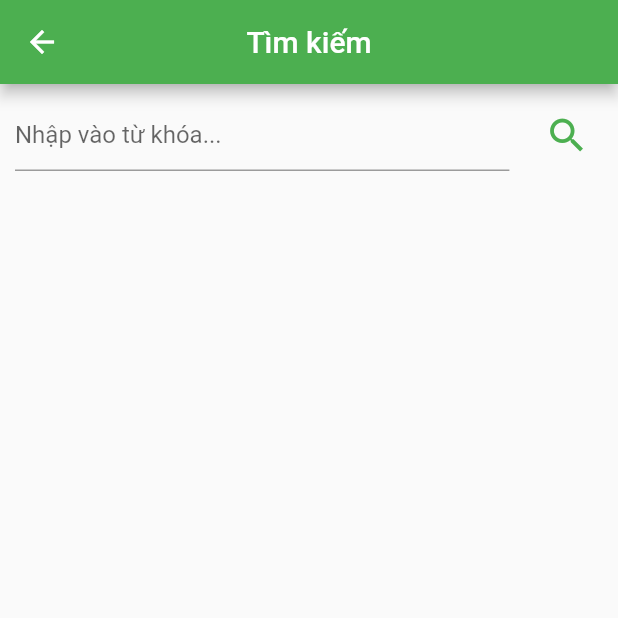
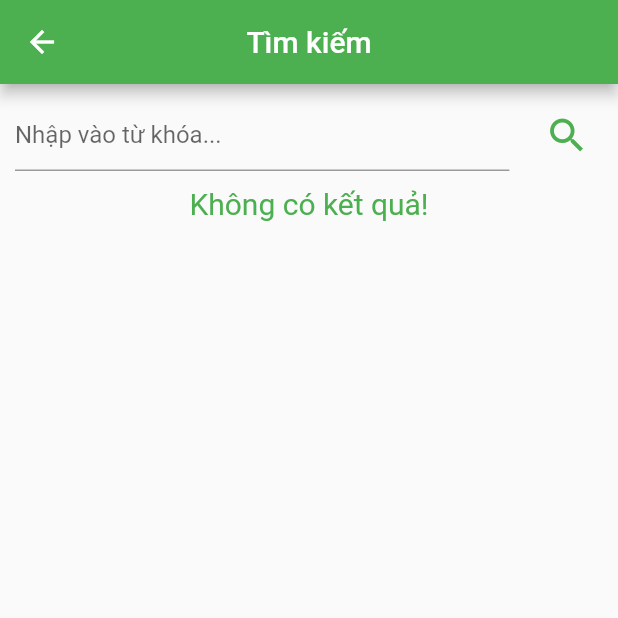
Before and after one commit to quangkaboi2323/EnjoyTheMoment, a Flutter app: the Search screen opened directly, after a tap on the "search" icon, on a phone screen of 412 x 824 dp, the top half of it. Run offline on Flutter 3.47's test engine with Material 2 defaults, Android fonts, the phone set to English and light mode, and no system bars; our stand-ins replace flutter_rating_bar, flutter_slidable, fluttertoast; network calls fail.

Commit message:
finish app 2

```diff
--- a/lib/views/checkout/checkout.dart
+++ b/lib/views/checkout/checkout.dart
@@ -137,7 +137,7 @@ class _CheckoutState extends State<Checkout> {
                                 bottomLeft: Radius.circular(20)),
                             child: Image.network(
                               widget.tour.hinhanh != ''
-                                  ? widget.tour.hinhanh
+                                  ? IMG_DIR + widget.tour.hinhanh
                                   : 'https://encrypted-tbn0.gstatic.com/images?q=tbn:ANd9GcRd8nqr6w_qWXwZz5tQlz4Wf2qyYdBYRLHXYQ&usqp=CAU',
                               height: 100,
                               width: 110,
@@ -201,7 +201,8 @@ class _CheckoutState extends State<Checkout> {
                                 mainAxisAlignment: MainAxisAlignment.center,
                                 children: [
                                   Text(
-                                    '4.3',
+                                    double.parse(widget.tour.danhgia)
+                                        .toString(),
                                     style: TextStyle(
                                         fontWeight: FontWeight.w700,
                                         color: Colors.white,
--- a/lib/views/detail_tour/detail.tour.dart
+++ b/lib/views/detail_tour/detail.tour.dart
@@ -4,6 +4,7 @@ import 'package:ejm/model/tours.dart';
 import 'package:ejm/model/vehicle.dart';
 import 'package:ejm/network/network_vehicle.dart';
 import 'package:ejm/share/share.dart';
+import 'package:ejm/share/url_api.dart';
 import 'package:ejm/share/valid.dart';
 import 'package:ejm/views/checkout/checkout.dart';
 import 'package:ejm/views/home/places.dart';
@@ -40,7 +41,7 @@ class _DetailTourState extends State<DetailTour> {
 
   void getFavorite() async {
     final response = await http.get(Uri.parse(
-        'http://10.0.2.2/api/favorite/get.php?username=' +
+        'https://quanlitourejm.000webhostapp.com/api/favorite/get.php?username=' +
             EMAIL +
             '&matour=' +
             widget.tour.matour));
@@ -103,7 +104,7 @@ class _DetailTourState extends State<DetailTour> {
                 children: [
                   Image.network(
                     widget.tour.hinhanh != ''
-                        ? widget.tour.hinhanh
+                        ? IMG_DIR + widget.tour.hinhanh
                         : 'https://encrypted-tbn0.gstatic.com/images?q=tbn:ANd9GcRd8nqr6w_qWXwZz5tQlz4Wf2qyYdBYRLHXYQ&usqp=CAU',
                     height: 500,
                     width: MediaQuery.of(context).size.width,
--- a/lib/views/favorite/favorite.dart
+++ b/lib/views/favorite/favorite.dart
@@ -86,7 +86,7 @@ class _FavoriteState extends State<Favorite> {
                             bottomLeft: Radius.circular(10)),
                         child: Image.network(
                           _favoriteTour[index].hinhanh != ''
-                              ? _favoriteTour[index].hinhanh
+                              ? IMG_DIR + _favoriteTour[index].hinhanh
                               : 'https://encrypted-tbn0.gstatic.com/images?q=tbn:ANd9GcRd8nqr6w_qWXwZz5tQlz4Wf2qyYdBYRLHXYQ&usqp=CAU',
                           height: 100,
                           width: 110,
@@ -149,7 +149,7 @@ class _FavoriteState extends State<Favorite> {
                             mainAxisAlignment: MainAxisAlignment.center,
                             children: [
                               Text(
-                                '4.3',
+                                _favoriteTour[index].danhgia,
                                 style: TextStyle(
                                     fontWeight: FontWeight.w700,
                                     color: Colors.white,
--- a/lib/views/has_gone/tour_rated.dart
+++ b/lib/views/has_gone/tour_rated.dart
@@ -95,7 +95,7 @@ class _TourRatedState extends State<TourRated> {
                                       BorderRadius.all(Radius.circular(30)),
                                   child: Image.network(
                                     _tourHasGone[index].hinhanh == ''
-                                        ? _tourHasGone[index].hinhanh
+                                        ? IMG_DIR + _tourHasGone[index].hinhanh
                                         : 'https://encrypted-tbn0.gstatic.com/images?q=tbn:ANd9GcRd8nqr6w_qWXwZz5tQlz4Wf2qyYdBYRLHXYQ&usqp=CAU',
                                     height: MediaQuery.of(context).size.height,
                                     width: MediaQuery.of(context).size.width,
--- a/lib/views/home/home.dart
+++ b/lib/views/home/home.dart
@@ -154,7 +154,7 @@ class _HomeState extends State<Home> {
             crossAxisAlignment: CrossAxisAlignment.start,
             children: [
               Text(
-                'TÌm tuor tốt nhất cho bạn',
+                'Tìm tour tốt nhất cho bạn',
                 style: TextStyle(
                   fontSize: 30,
                   fontWeight: FontWeight.w700,
@@ -167,7 +167,7 @@ class _HomeState extends State<Home> {
                   mainAxisAlignment: MainAxisAlignment.spaceBetween,
                   children: [
                     Text(
-                      'Những Địa điểm',
+                      'Những Địa Điểm',
                       style: TextStyle(
                           color: BlackText,
                           fontSize: 20,
--- a/lib/views/home/places.dart
+++ b/lib/views/home/places.dart
@@ -1,5 +1,6 @@
 import 'package:ejm/model/places.dart';
 import 'package:ejm/network/network_place.dart';
+import 'package:ejm/share/url_api.dart';
 import 'package:ejm/views/search/search.dart';
 import 'package:flutter/cupertino.dart';
 import 'package:flutter/material.dart';
@@ -59,7 +60,7 @@ class _PlacesState extends State<Places> {
                     borderRadius: BorderRadius.circular(16),
                     child: Image.network(
                       _places[index].hinhanh != null
-                          ? _places[index].hinhanh
+                          ? IMG_DIR + _places[index].hinhanh
                           : 'https://encrypted-tbn0.gstatic.com/images?q=tbn:ANd9GcRd8nqr6w_qWXwZz5tQlz4Wf2qyYdBYRLHXYQ&usqp=CAU',
                       height: 230,
                       width: 160,
@@ -131,7 +132,7 @@ class _PlacesState extends State<Places> {
                                                   child: Image.network(
                                                     _places[index].hinhanh !=
                                                             null
-                                                        ? _places[index].hinhanh
+                                                        ? IMG_DIR + _places[index].hinhanh
                                                         : 'https://encrypted-tbn0.gstatic.com/images?q=tbn:ANd9GcRd8nqr6w_qWXwZz5tQlz4Wf2qyYdBYRLHXYQ&usqp=CAU',
                                                     width:
                                                         MediaQuery.of(context)
--- a/lib/views/home/popular.dart
+++ b/lib/views/home/popular.dart
@@ -1,6 +1,7 @@
 import 'package:ejm/model/tours.dart';
 import 'package:ejm/network/network_tour.dart';
 import 'package:ejm/share/share.dart';
+import 'package:ejm/share/url_api.dart';
 import 'package:ejm/views/detail_tour/detail.tour.dart';
 import 'package:flutter/material.dart';
 import 'package:intl/intl.dart';
@@ -57,8 +58,9 @@ class _PopularTourState extends State<PopularTour> {
                           bottomLeft: Radius.circular(20)),
                       child: Image.network(
                         _popularTour[index].hinhanh != ''
-                            ? _popularTour[index].hinhanh
-                            : 'https://encrypted-tbn0.gstatic.com/images?q=tbn:ANd9GcRd8nqr6w_qWXwZz5tQlz4Wf2qyYdBYRLHXYQ&usqp=CAU',
+                            ? IMG_DIR + _popularTour[index].hinhanh
+                            :
+                        'https://encrypted-tbn0.gstatic.com/images?q=tbn:ANd9GcRd8nqr6w_qWXwZz5tQlz4Wf2qyYdBYRLHXYQ&usqp=CAU',
                         height: 100,
                         width: 110,
                         fit: BoxFit.cover,
--- a/lib/views/search/search.dart
+++ b/lib/views/search/search.dart
@@ -3,6 +3,7 @@ import 'package:ejm/network/network_tour.dart';
 import 'package:ejm/share/share.dart';
 import 'package:ejm/share/url_api.dart';
 import 'package:ejm/views/detail_tour/detail.tour.dart';
+import 'package:ejm/views/home/home.dart';
 import 'package:flutter/material.dart';
 import 'package:intl/intl.dart';
 
@@ -34,13 +35,24 @@ class _SearchState extends State<Search> {
   Widget build(BuildContext context) {
     return Scaffold(
       appBar: AppBar(
+        leading: IconButton(
+          onPressed: () => Navigator.push(
+              context,
+              MaterialPageRoute(
+                builder: (context) => MyHomePage(),
+              )),
+          icon: Icon(
+            Icons.arrow_back,
+            color: Colors.white,
+          ),
+        ),
         centerTitle: true,
         title: Text('Tìm kiếm'),
         backgroundColor: GreenColor,
       ),
       body: Container(
         child: ListView.builder(
-          itemCount: _list.length + 1,
+          itemCount: _list.length + 1 + (_list.length == 0 ? 1 : 0),
           itemBuilder: (context, index) {
             return index == 0
                 ? Padding(
@@ -59,7 +71,8 @@ class _SearchState extends State<Search> {
                         IconButton(
                           onPressed: () {
                             setState(() {
-                              fetchTourUrl(searchAPI + searchController.text).then((value) {
+                              fetchTourUrl(searchAPI + searchController.text)
+                                  .then((value) {
                                 setState(() {
                                   _list = value;
                                 });
@@ -75,6 +88,8 @@ class _SearchState extends State<Search> {
                       ],
                     ),
                   )
+                : _list.length == 0
+                    ? Center(child: Text('Không có kết quả!', style: TextStyle(color: GreenColor, fontSize: 20),))
                     : Card(
                         child: MaterialButton(
                           onPressed: () => Navigator.push(
@@ -101,8 +116,8 @@ class _SearchState extends State<Search> {
                                 ),
                                 Text(
                                   _list[index - 1].mota,
-                              style:
-                                  TextStyle(color: Colors.grey, fontSize: 17),
+                                  style: TextStyle(
+                                      color: Colors.grey, fontSize: 17),
                                 ),
                                 SizedBox(
                                   height: 10,
@@ -124,8 +139,8 @@ class _SearchState extends State<Search> {
                                     Text(
                                       NumberFormat.currency(
                                               locale: 'vi', symbol: 'VND')
-                                      .format(
-                                          int.parse(_list[index - 1].giatour)),
+                                          .format(int.parse(
+                                              _list[index - 1].giatour)),
                                       style: TextStyle(
                                           fontSize: 20,
                                           fontWeight: FontWeight.w700,
@@ -144,6 +159,4 @@ class _SearchState extends State<Search> {
       ),
     );
   }
-
-
 }
--- a/lib/views/tour/tour.dart
+++ b/lib/views/tour/tour.dart
@@ -1,3 +1,4 @@
+import 'package:ejm/share/url_api.dart';
 import 'package:ejm/views/detail_tour/detail.tour.dart';
 import 'package:intl/intl.dart';
 import 'package:ejm/model/tours.dart';
@@ -97,7 +98,7 @@ class _ToursState extends State<Tours> {
                       ),
                       child: Image.network(
                         _toursDisplay[index].hinhanh != ''
-                            ? _toursDisplay[index].hinhanh
+                            ? IMG_DIR + _toursDisplay[index].hinhanh
                             : 'https://encrypted-tbn0.gstatic.com/images?q=tbn:ANd9GcRd8nqr6w_qWXwZz5tQlz4Wf2qyYdBYRLHXYQ&usqp=CAU',
                         height: 70,
                         width: MediaQuery.of(context).size.width,
--- a/lib/views/user_behavior/change_pass.dart
+++ b/lib/views/user_behavior/change_pass.dart
@@ -178,7 +178,7 @@ class _ChangePassState extends State<ChangePass> {
   }
   Future changePass() async {
     try {
-      var response = await http.post(Uri.parse('http://10.0.2.2/api/auth/changepassword.php'), body: {
+      var response = await http.post(Uri.parse('https://quanlitourejm.000webhostapp.com/api/auth/changepassword.php'), body: {
         "email": EMAIL,
         "oldPass": oldPassController.text,
         "newPass": newPassController.text,
--- a/lib/views/user_behavior/forget_pass.dart
+++ b/lib/views/user_behavior/forget_pass.dart
@@ -222,7 +222,7 @@ class _ForgetPassState extends State<ForgetPass> {
 
   Future sendEmail() async {
     try {
-      var response = await http.post(Uri.parse('http://10.0.2.2/api/auth/forgot.php'), body: {
+      var response = await http.post(Uri.parse('https://quanlitourejm.000webhostapp.com/api/auth/forgot.php'), body: {
         "email": emailController.text,
       });
 
@@ -241,7 +241,7 @@ class _ForgetPassState extends State<ForgetPass> {
   }
   Future getNewPass() async {
     try {
-      var response = await http.post(Uri.parse('http://10.0.2.2/api/auth/get_new_pass.php'), body: {
+      var response = await http.post(Uri.parse('https://quanlitourejm.000webhostapp.com/api/auth/get_new_pass.php'), body: {
         "email": emailController.text,
       });
 
```
Also changed, not shown: lib/share/url_api.dart (+12 -10 lines). Lines whose indentation alone changed are shown as unchanged.
